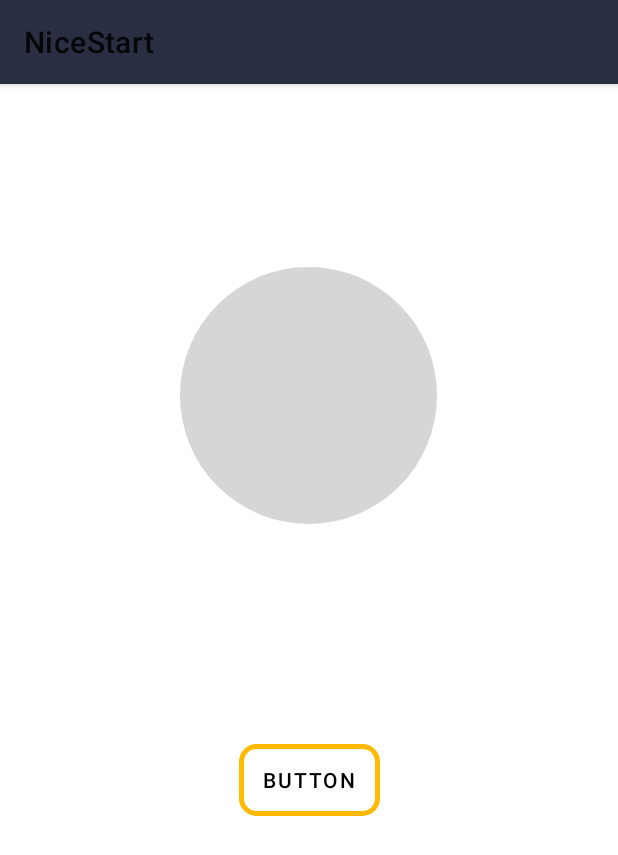
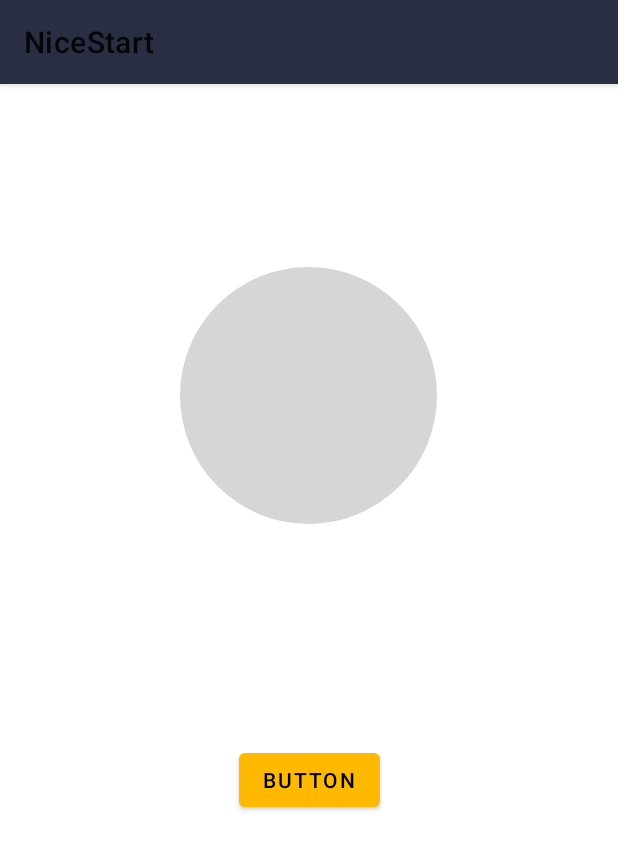
Before and after one commit to Fran2712/MyNiceStart, an Android app: the MainActivity screen opened directly, with no data from a screen before it, on a phone screen of 412 x 824 dp. Shown: the top 855 px of the screen. Run offline under Robolectric (Android 15) with nearby library versions, the phone set to English and light mode, and no system bars; Roboto replaces fonts that are not available here.

Commit message:
button mainactivity arreglado

```diff
--- a/app/src/main/res/drawable/button_custom.xml
+++ b/app/src/main/res/drawable/button_custom.xml
@@ -1,6 +1,7 @@
 <?xml version="1.0" encoding="utf-8"?>
 <selector xmlns:android="http://schemas.android.com/apk/res/android">
     <item android:drawable="@drawable/buttoncornerpressed"
-        android:state_pressed="true"/>
+        android:state_pressed="true"
+        />
     <item android:drawable="@drawable/butoncorner" />
 </selector>
--- a/app/src/main/res/layout/activity_main.xml
+++ b/app/src/main/res/layout/activity_main.xml
@@ -14,7 +14,6 @@
         android:text="Button"
         android:textColor="@android:color/black"
         style="@style/ButtonStraight"
-        android:background="@drawable/button_custom"
         app:layout_constraintEnd_toEndOf="parent"
         app:layout_constraintStart_toStartOf="parent"
         app:layout_constraintTop_toTopOf="parent" />
--- a/app/src/main/res/values/styles.xml
+++ b/app/src/main/res/values/styles.xml
@@ -20,7 +20,9 @@
 
     <style name="ButtonStraight" parent="Widget.MaterialComponents.Button">
         <item name="backgroundTint">@color/statelist</item>
+        <item name="android:topLeftRadius">10dp</item>
     </style>
+
     <style name="ButtonOutlined" parent="Widget.MaterialComponents.Button.OutlinedButton">
         <item name="android:textColor">@color/colorPrimary</item>
         <item name="cornerRadius">30dp</item>
```
